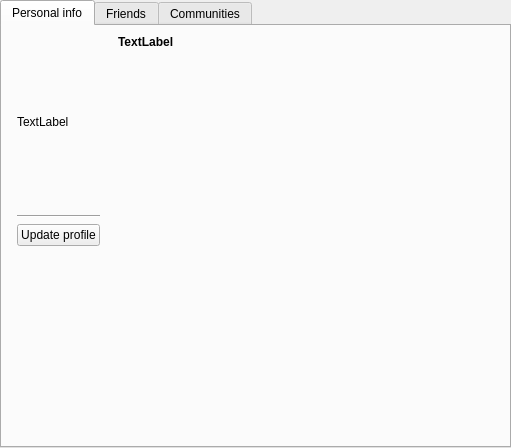
The window that src/plugins/blogique/plugins/metida/profilewidget.ui (0xd34df00d/leechcraft) describes before a commit, drawn with Qt 5.
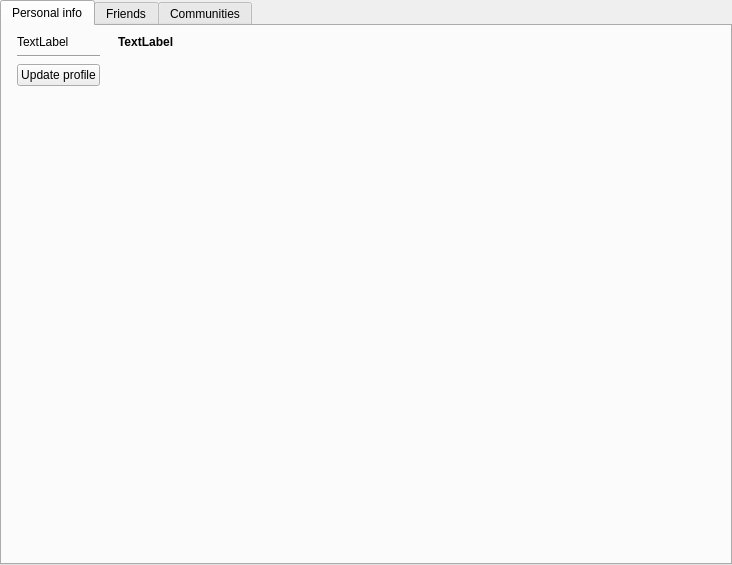
The same window after the commit.

Commit message: Blogique Metida: use icons for friend status and change layout in widget

Patch:
```diff
--- a/src/plugins/blogique/plugins/metida/profilewidget.ui
+++ b/src/plugins/blogique/plugins/metida/profilewidget.ui
@@ -6,8 +6,8 @@
    <rect>
     <x>0</x>
     <y>0</y>
-    <width>511</width>
-    <height>448</height>
+    <width>732</width>
+    <height>565</height>
    </rect>
   </property>
   <property name="windowTitle">
@@ -35,19 +35,6 @@
          <property name="rightMargin">
           <number>6</number>
          </property>
-         <item>
-          <spacer name="verticalSpacer">
-           <property name="orientation">
-            <enum>Qt::Vertical</enum>
-           </property>
-           <property name="sizeHint" stdset="0">
-            <size>
-             <width>20</width>
-             <height>40</height>
-            </size>
-           </property>
-          </spacer>
-         </item>
          <item>
           <widget class="QLabel" name="JournalPic_">
            <property name="text">
@@ -55,19 +42,6 @@
            </property>
           </widget>
          </item>
-         <item>
-          <spacer name="verticalSpacer_2">
-           <property name="orientation">
-            <enum>Qt::Vertical</enum>
-           </property>
-           <property name="sizeHint" stdset="0">
-            <size>
-             <width>20</width>
-             <height>40</height>
-            </size>
-           </property>
-          </spacer>
-         </item>
          <item>
           <widget class="Line" name="line">
            <property name="orientation">
@@ -82,6 +56,19 @@
            </property>
           </widget>
          </item>
+         <item>
+          <spacer name="verticalSpacer_2">
+           <property name="orientation">
+            <enum>Qt::Vertical</enum>
+           </property>
+           <property name="sizeHint" stdset="0">
+            <size>
+             <width>20</width>
+             <height>40</height>
+            </size>
+           </property>
+          </spacer>
+         </item>
         </layout>
        </item>
        <item row="0" column="1">
```
Left out of the diff: 6 changed lines with no effect on the pictures. The commit also changes 2 other files.
